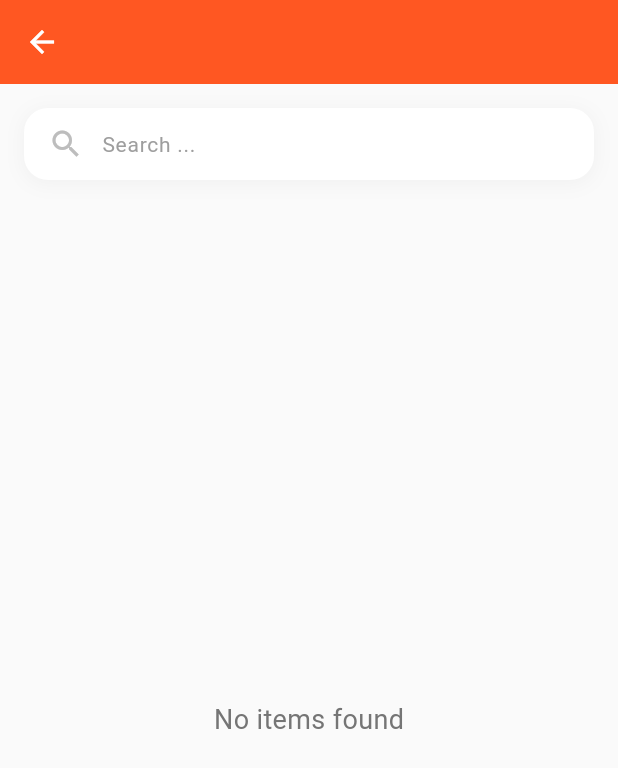
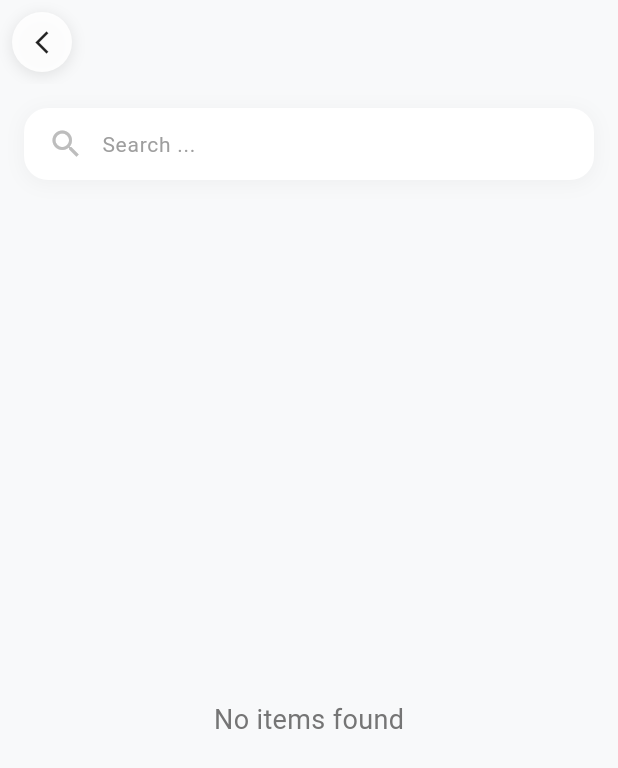
Before and after one commit to Aimecol/IKIRAHAAPP, a Flutter app: the SeeAllScreen screen opened directly with empty values, on a phone screen of 412 x 824 dp. Shown: the top 768 px of the screen. Run offline on Flutter 3.47's test engine with Material 3 defaults, Android fonts, the phone set to English and light mode, and no system bars.

Commit message:
style(see_all_screen): update UI styling and improve visual consistency
- Update background and app bar colors for better contrast
- Refine typography with consistent font weights and sizes
- Improve button styling with shadows and circular shapes
- Adjust padding and corner radii for better visual hierarchy

```diff
--- a/lib/pages/public/see_all_screen.dart
+++ b/lib/pages/public/see_all_screen.dart
@@ -124,12 +124,43 @@ class _SeeAllScreenState extends State<SeeAllScreen> {
   @override
   Widget build(BuildContext context) {
     return Scaffold(
-      backgroundColor: Colors.grey[50],
+      backgroundColor: const Color(0xFFF8F9FA),
       appBar: AppBar(
-        title: Text(widget.title),
-        backgroundColor: Colors.deepOrange,
-        foregroundColor: Colors.white,
+        title: Text(
+          widget.title,
+          style: const TextStyle(
+            fontWeight: FontWeight.w600,
+            fontSize: 18,
+            letterSpacing: -0.3,
+            color: Colors.black87,
+          ),
+        ),
+        backgroundColor: const Color(0xFFF8F9FA),
+        foregroundColor: Colors.black87,
         elevation: 0,
+        centerTitle: true,
+        leading: Container(
+          margin: const EdgeInsets.all(8),
+          decoration: BoxDecoration(
+            color: Colors.white.withValues(alpha: 0.9),
+            shape: BoxShape.circle,
+            boxShadow: [
+              BoxShadow(
+                color: Colors.black.withValues(alpha: 0.1),
+                blurRadius: 8,
+                offset: const Offset(0, 2),
+              ),
+            ],
+          ),
+          child: IconButton(
+            icon: const Icon(
+              Icons.arrow_back_ios_new,
+              size: 18,
+              color: Colors.black87,
+            ),
+            onPressed: () => Navigator.pop(context),
+          ),
+        ),
       ),
       body: Column(
         children: [
@@ -209,12 +240,12 @@ class _SeeAllScreenState extends State<SeeAllScreen> {
           child: Container(
             decoration: BoxDecoration(
               color: Colors.white,
-              borderRadius: BorderRadius.circular(16),
+              borderRadius: BorderRadius.circular(20),
               boxShadow: [
                 BoxShadow(
                   color: Colors.grey.withValues(alpha: 0.1),
                   spreadRadius: 1,
-                  blurRadius: 10,
+                  blurRadius: 15,
                   offset: const Offset(0, 5),
                 ),
               ],
@@ -229,8 +260,8 @@ class _SeeAllScreenState extends State<SeeAllScreen> {
                       width: double.infinity,
                       decoration: BoxDecoration(
                         borderRadius: const BorderRadius.only(
-                          topLeft: Radius.circular(16),
-                          topRight: Radius.circular(16),
+                          topLeft: Radius.circular(20),
+                          topRight: Radius.circular(20),
                         ),
                         image: DecorationImage(
                           image: AssetImage(
@@ -241,21 +272,30 @@ class _SeeAllScreenState extends State<SeeAllScreen> {
                       ),
                     ),
                     Positioned(
-                      top: 4,
-                      right: 4,
+                      top: 6,
+                      right: 6,
                       child: Container(
+                        width: 32,
+                        height: 32,
                         decoration: BoxDecoration(
                           color: Colors.white.withValues(alpha: 0.9),
                           shape: BoxShape.circle,
+                          boxShadow: [
+                            BoxShadow(
+                              color: Colors.black.withValues(alpha: 0.1),
+                              blurRadius: 4,
+                              offset: const Offset(0, 2),
+                            ),
+                          ],
                         ),
                         child: IconButton(
                           onPressed: () => _toggleFavorite(index),
                           icon: Icon(
                             isFavorite ? Icons.favorite : Icons.favorite_border,
                             color: isFavorite ? Colors.red : Colors.grey[600],
-                            size: 18,
+                            size: 16,
                           ),
-                          padding: const EdgeInsets.all(4),
+                          padding: EdgeInsets.zero,
                           constraints: const BoxConstraints(),
                         ),
                       ),
@@ -264,7 +304,7 @@ class _SeeAllScreenState extends State<SeeAllScreen> {
                 ),
                 Expanded(
                   child: Padding(
-                    padding: const EdgeInsets.all(12.0),
+                    padding: const EdgeInsets.all(12),
                     child: Column(
                       crossAxisAlignment: CrossAxisAlignment.start,
                       children: [
@@ -281,12 +321,14 @@ class _SeeAllScreenState extends State<SeeAllScreen> {
                         ),
                         const SizedBox(height: 4),
                         Text(
-                          product['category'] ?? 'Category',
+                          product['description'] ?? 'Product description',
                           style: TextStyle(
                             fontSize: 11,
                             color: Colors.grey[600],
                             fontFamily: 'Roboto',
                           ),
+                          maxLines: 2,
+                          overflow: TextOverflow.ellipsis,
                         ),
                         const Spacer(),
                         Row(
@@ -296,7 +338,7 @@ class _SeeAllScreenState extends State<SeeAllScreen> {
                               child: Text(
                                 'Rwf ${product['price']?.toString() ?? '0'}',
                                 style: const TextStyle(
-                                  fontSize: 13,
+                                  fontSize: 14,
                                   fontWeight: FontWeight.bold,
                                   color: Colors.deepOrange,
                                   fontFamily: 'Poppins',
@@ -304,18 +346,29 @@ class _SeeAllScreenState extends State<SeeAllScreen> {
                               ),
                             ),
                             Container(
+                              width: 28,
+                              height: 28,
                               decoration: BoxDecoration(
                                 color: Colors.deepOrange,
-                                borderRadius: BorderRadius.circular(8),
+                                shape: BoxShape.circle,
+                                boxShadow: [
+                                  BoxShadow(
+                                    color: Colors.deepOrange.withValues(
+                                      alpha: 0.3,
+                                    ),
+                                    blurRadius: 4,
+                                    offset: const Offset(0, 2),
+                                  ),
+                                ],
                               ),
                               child: IconButton(
                                 onPressed: () => _addToCart(product, 1),
                                 icon: const Icon(
                                   Icons.add,
                                   color: Colors.white,
-                                  size: 16,
+                                  size: 14,
                                 ),
-                                padding: const EdgeInsets.all(4),
+                                padding: EdgeInsets.zero,
                                 constraints: const BoxConstraints(),
                               ),
                             ),
```
